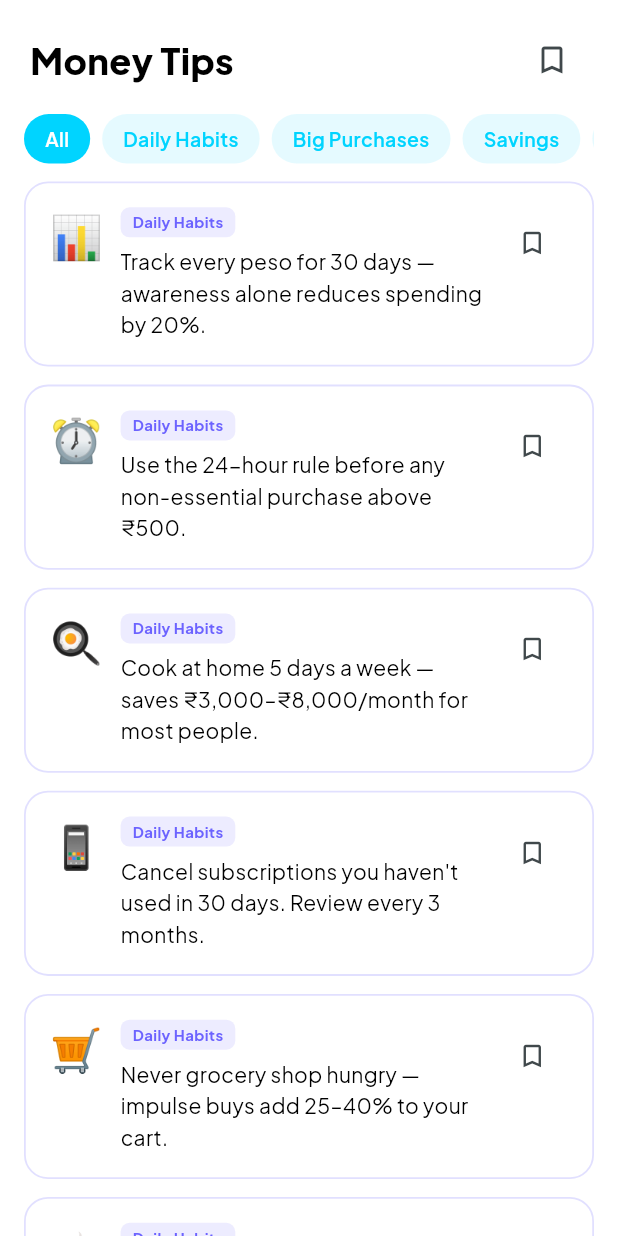
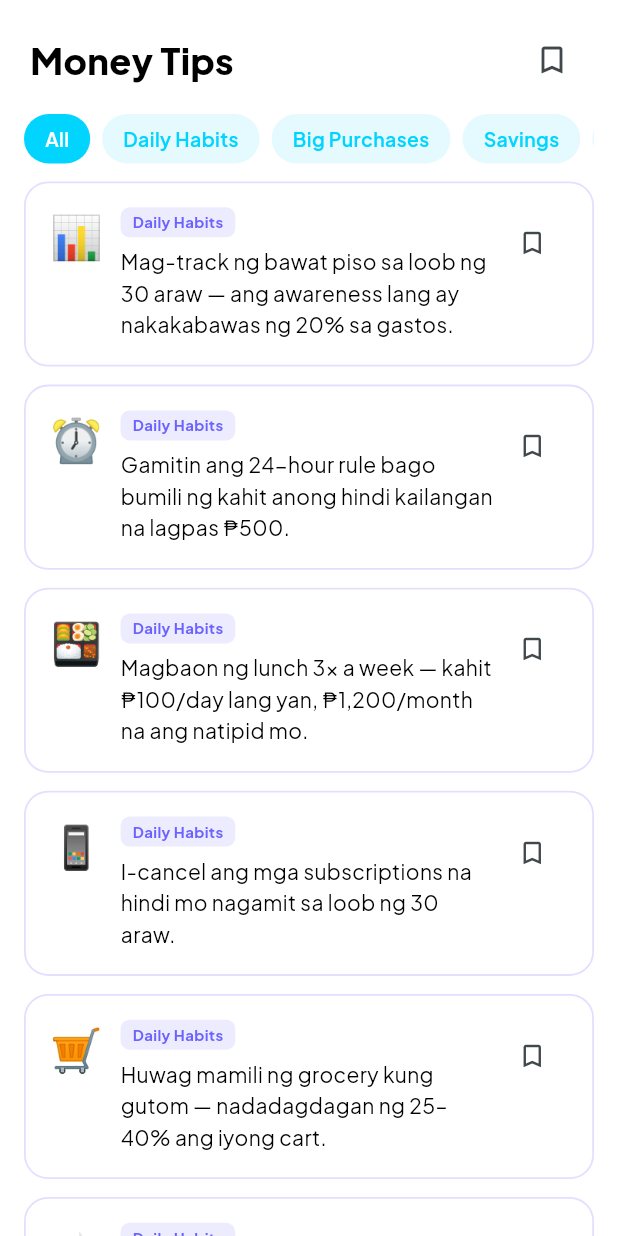
Before and after one commit to kaikoden/tekflow, a Flutter app: the TipsScreen screen opened directly, on a phone screen of 412 x 824 dp. Run offline on Flutter 3.47's test engine with Material 3 defaults, Android fonts, the light colour scheme and no system bars; drawn by our look-alikes of flutter_animate; our stand-ins replace csv, file_picker, fl_chart, flutter_local_notifications, flutter_riverpod, google_fonts and 8 more; missing offline and left inert: excel, flutter_sms_inbox, home_widget; accounts and stored records are empty.

Commit message:
feat/fix: [describe sa imong giusab]

```diff
--- a/lib/features/tips/tips_data.dart
+++ b/lib/features/tips/tips_data.dart
@@ -18,125 +18,111 @@ const List<FinanceTip> allTips = [
   // ── Daily Habits ──────────────────────────────────────────────────────────
   FinanceTip(
     id: '1',
-    text:
-        'Track every peso for 30 days — awareness alone reduces spending by 20%.',
+    text: 'Mag-track ng bawat piso sa loob ng 30 araw — ang awareness lang ay nakakabawas ng 20% sa gastos.',
     category: TipCategory.dailyHabits,
     emoji: '📊',
   ),
   FinanceTip(
     id: '2',
-    text: 'Use the 24-hour rule before any non-essential purchase above ₹500.',
+    text: 'Gamitin ang 24-hour rule bago bumili ng kahit anong hindi kailangan na lagpas ₱500.',
     category: TipCategory.dailyHabits,
     emoji: '⏰',
   ),
   FinanceTip(
     id: '3',
-    text:
-        'Cook at home 5 days a week — saves ₹3,000–₹8,000/month for most people.',
+    text: 'Magbaon ng lunch 3x a week — kahit ₱100/day lang yan, ₱1,200/month na ang natipid mo.',
     category: TipCategory.dailyHabits,
-    emoji: '🍳',
+    emoji: '🍱',
   ),
   FinanceTip(
     id: '4',
-    text:
-        'Cancel subscriptions you haven\'t used in 30 days. Review every 3 months.',
+    text: 'I-cancel ang mga subscriptions na hindi mo nagamit sa loob ng 30 araw.',
     category: TipCategory.dailyHabits,
     emoji: '📱',
   ),
   FinanceTip(
     id: '5',
-    text: 'Never grocery shop hungry — impulse buys add 25–40% to your cart.',
+    text: 'Huwag mamili ng grocery kung gutom — nadadagdagan ng 25–40% ang iyong cart.',
     category: TipCategory.dailyHabits,
     emoji: '🛒',
   ),
   FinanceTip(
     id: '6',
-    text: 'Make coffee at home 4 days a week — saves ₹1,500–₹3,000/month.',
+    text: 'Magkape sa bahay 4x a week — nakakatipid ka ng ₱1,500–₱3,000 kada buwan.',
     category: TipCategory.dailyHabits,
     emoji: '☕',
   ),
   FinanceTip(
     id: '7',
-    text:
-        'Use UPI for all purchases to maintain a digital trail — hidden spending becomes visible.',
+    text: 'Gumamit ng GCash o PayMaya para makita mo ang bawat gastos — visible ang hidden spending.',
     category: TipCategory.dailyHabits,
     emoji: '💳',
   ),
   FinanceTip(
     id: '8',
-    text:
-        'Do a weekly 10-minute money review — catch subscriptions, fees, and leaks early.',
+    text: 'Gumawa ng weekly 10-minute money review — alamin kung saan napupunta ang pera mo.',
     category: TipCategory.dailyHabits,
     emoji: '🔍',
   ),
   FinanceTip(
     id: '9',
-    text: 'Unsubscribe from marketing emails — out of sight, out of cart.',
+    text: 'Mag-unsubscribe sa marketing emails — out of sight, out of mind, out of cart.',
     category: TipCategory.dailyHabits,
     emoji: '📧',
   ),
   FinanceTip(
     id: '10',
-    text:
-        'Pack lunch 3x/week — even ₹100/day saved is ₹1,200/month in your pocket.',
+    text: 'Magluto sa bahay 5x a week — nakakatipid ka ng ₱3,000–₱8,000 kada buwan.',
     category: TipCategory.dailyHabits,
-    emoji: '🍱',
+    emoji: '🍳',
   ),
 
   // ── Big Purchases ─────────────────────────────────────────────────────────
   FinanceTip(
     id: '11',
-    text:
-        'Before any big purchase, ask: "Will I still want this in 90 days?" Most answers are no.',
+    text: 'Bago bumili ng mahal, tanungin ang sarili: "Kailangan ko ba ito sa susunod na 90 araw?" Karamihan ay "hindi".',
     category: TipCategory.bigPurchases,
     emoji: '🤔',
   ),
   FinanceTip(
     id: '12',
-    text:
-        'Buy electronics 2–3 generations behind the latest — 60–70% cheaper, 90% of the function.',
+    text: 'Bumili ng electronics na 2–3 generations behind — 60–70% mas mura, 90% ng function.',
     category: TipCategory.bigPurchases,
     emoji: '📱',
   ),
   FinanceTip(
     id: '13',
-    text:
-        'Never buy a car with more than 15% of your annual income — depreciation is brutal.',
+    text: 'Huwag bumili ng sasakyan na lagpas sa 15% ng annual income mo — mabilis ang depreciation.',
     category: TipCategory.bigPurchases,
     emoji: '🚗',
   ),
   FinanceTip(
     id: '14',
-    text:
-        'Use price-tracking apps (Keepa, PriceHistory) before any online purchase above ₹1,000.',
+    text: 'Gumamit ng price-tracking apps (Shopee, Lazada) bago bumili ng lagpas ₱1,000.',
     category: TipCategory.bigPurchases,
     emoji: '📉',
   ),
   FinanceTip(
     id: '15',
-    text:
-        'Buy refurbished for appliances and electronics — often 30–50% off with full warranty.',
+    text: 'Bumili ng refurbished para sa appliances — 30–50% off na may warranty pa.',
     category: TipCategory.bigPurchases,
     emoji: '🔄',
   ),
   FinanceTip(
     id: '16',
-    text:
-        'Negotiate everything — services, rent, insurance, internet. Asking costs nothing.',
+    text: 'Makipag-negotiate sa lahat — services, rent, insurance, internet. Walang mawawala kung magtanong.',
     category: TipCategory.bigPurchases,
     emoji: '🤝',
   ),
   FinanceTip(
     id: '17',
-    text:
-        'Avoid zero-cost EMI traps — they often inflate product price by 8–15% upfront.',
+    text: 'Iwasan ang "0% interest" na installment — madalas inflated ang presyo ng produkto.',
     category: TipCategory.bigPurchases,
     emoji: '⚠️',
   ),
   FinanceTip(
     id: '18',
-    text:
-        'Compare cost-per-use, not cost. A ₹3,000 item used once costs more than ₹15,000 used daily.',
+    text: 'I-compare ang cost-per-use, hindi ang presyo. ₱3,000 na ginamit isang beses ay mas mahal pa sa ₱15,000 na ginagamit araw-araw.',
     category: TipCategory.bigPurchases,
     emoji: '💡',
   ),
@@ -144,56 +130,49 @@ const List<FinanceTip> allTips = [
   // ── Savings ───────────────────────────────────────────────────────────────
   FinanceTip(
     id: '19',
-    text:
-        'Pay yourself first — automate 20% savings before spending anything else.',
+    text: 'Bayaran mo muna ang sarili mo — mag-automate ng 20% savings bago gumastos.',
     category: TipCategory.savings,
     emoji: '💰',
   ),
   FinanceTip(
     id: '20',
-    text:
-        'Build a 3–6 month emergency fund before any investment. Security is the foundation.',
+    text: 'Mag-ipon ng 3–6 months na emergency fund bago mag-invest. Seguridad ang pundasyon.',
     category: TipCategory.savings,
     emoji: '🛡️',
   ),
   FinanceTip(
     id: '21',
-    text:
-        'The 50-30-20 rule: 50% needs, 30% wants, 20% savings/debt. Adjust to your reality.',
+    text: 'Ang 50-30-20 rule: 50% needs, 30% wants, 20% savings/debt. I-adjust sa iyong sitwasyon.',
     category: TipCategory.savings,
     emoji: '📏',
   ),
   FinanceTip(
     id: '22',
-    text:
-        'Every raise is a chance to increase savings rate, not lifestyle. Try saving 50% of every increment.',
+    text: 'Tuwing may salary increase, subukang i-save ang 50% ng dagdag — huwag agad i-upgrade ang lifestyle.',
     category: TipCategory.savings,
     emoji: '📈',
   ),
   FinanceTip(
     id: '23',
-    text:
-        'Automate savings on salary day — willpower is a finite resource, systems aren\'t.',
+    text: 'I-automate ang savings sa araw ng sweldo — ang willpower ay limitado, ang sistema ay hindi.',
     category: TipCategory.savings,
     emoji: '🤖',
   ),
   FinanceTip(
     id: '24',
-    text:
-        'Keep savings in a separate account with no debit card — friction reduces impulse withdrawals.',
+    text: 'Ilagay ang savings sa ibang account na walang debit card — nakakabawas ng impulse withdrawal.',
     category: TipCategory.savings,
     emoji: '🔒',
   ),
   FinanceTip(
     id: '25',
-    text: 'A savings rate of 10% is survival. 20% is comfort. 40%+ is freedom.',
+    text: 'Ang 10% savings rate ay survival. 20% ay comfort. 40%+ ay kalayaan.',
     category: TipCategory.savings,
     emoji: '🎯',
   ),
   FinanceTip(
     id: '26',
-    text:
-        'Round up every transaction to the nearest ₹100 in your mental accounting — the buffer adds up.',
+    text: 'I-round up ang bawat transaction sa susunod na ₱100 sa iyong mental accounting — ang buffer ay dumadagdag.',
     category: TipCategory.savings,
     emoji: '⬆️',
   ),
@@ -201,63 +180,55 @@ const List<FinanceTip> allTips = [
   // ── Investments ───────────────────────────────────────────────────────────
   FinanceTip(
     id: '27',
-    text:
-        'Time in the market beats timing the market — 95% of investors who try to time it lose.',
+    text: 'Mas mahalaga ang oras sa merkado kaysa sa pag-timing ng merkado — 95% ng mga nagte-timing ay natatalo.',
     category: TipCategory.investments,
     emoji: '⏳',
   ),
   FinanceTip(
     id: '28',
-    text:
-        'Start a SIP of even ₹500/month — compounding over 20 years is more powerful than any "hot tip".',
+    text: 'Magsimula ng SIP kahit ₱500/month — ang compounding sa loob ng 20 taon ay mas malakas kaysa sa "hot tip".',
     category: TipCategory.investments,
     emoji: '🌱',
   ),
   FinanceTip(
     id: '29',
-    text:
-        'Index funds outperform 80% of actively managed funds over 10+ years. Keep it simple.',
+    text: 'Ang index funds ay mas mahusay kaysa sa 80% ng actively managed funds sa loob ng 10+ taon. Panatilihing simple.',
     category: TipCategory.investments,
     emoji: '📊',
   ),
   FinanceTip(
     id: '30',
-    text:
-        'Invest in yourself first — skills that increase your income have the highest ROI.',
+    text: 'Mag-invest sa sarili mo muna — ang skills na nagpapataas ng income ay may pinakamataas na ROI.',
     category: TipCategory.investments,
     emoji: '🎓',
   ),
   FinanceTip(
     id: '31',
-    text: 'Max out ELSS to save tax under 80C — free ₹1.5L deduction per year.',
+    text: 'I-maximize ang Pag-IBIG MP2 — mas mataas ang dividend kaysa sa regular na savings account.',
     category: TipCategory.investments,
     emoji: '🏛️',
   ),
   FinanceTip(
     id: '32',
-    text:
-        'Never put more than 5% of your portfolio in a single stock. Diversification is free insurance.',
+    text: 'Huwag ilagay ang higit sa 5% ng portfolio mo sa iisang stock. Diversification ay libreng insurance.',
     category: TipCategory.investments,
     emoji: '🧺',
   ),
   FinanceTip(
     id: '33',
-    text:
-        'Rebalance your portfolio once a year — not every market dip. Noise vs signal.',
+    text: 'I-rebalance ang portfolio mo isang beses sa isang taon — huwag sa bawat market dip.',
     category: TipCategory.investments,
     emoji: '⚖️',
   ),
   FinanceTip(
     id: '34',
-    text:
-        'Emergency fund in liquid FD or liquid mutual fund — not savings account, not equities.',
+    text: 'Ang emergency fund ay ilagay sa digital banks (SeaBank, Maya, CIMB) na may mataas na interest, hindi sa savings account o equities.',
     category: TipCategory.investments,
     emoji: '💧',
   ),
   FinanceTip(
     id: '35',
-    text:
-        'Real estate is not liquid — don\'t count your home as an investment unless you plan to sell.',
+    text: 'Ang real estate ay hindi liquid — huwag bilangin ang bahay mo bilang investment kung hindi mo naman ito ibebenta.',
     category: TipCategory.investments,
     emoji: '🏠',
   ),
@@ -265,106 +236,91 @@ const List<FinanceTip> allTips = [
   // ── Mindset ───────────────────────────────────────────────────────────────
   FinanceTip(
     id: '36',
-    text:
-        'Wealth is not income, it\'s what you keep. A ₹1L/month spender is poorer than a ₹50K/month saver.',
+    text: 'Ang yaman ay hindi income, ito ay kung ano ang naiiwan sa iyo. Ang ₱100K/month na gumagastos ay mas mahirap kaysa sa ₱50K/month na nag-iipon.',
     category: TipCategory.mindset,
     emoji: '🧠',
   ),
   FinanceTip(
     id: '37',
-    text:
-        'Lifestyle inflation is the silent killer — every upgrade costs you years of freedom.',
+    text: 'Ang lifestyle inflation ay ang silent killer — ang bawat upgrade ay nagkakahalaga sa iyo ng taon ng kalayaan.',
     category: TipCategory.mindset,
     emoji: '🚀',
   ),
   FinanceTip(
     id: '38',
-    text:
-        'Comparing your finances to others is toxic — everyone\'s starting line is different.',
+    text: 'Ang pag-compare ng sarili sa iba ay nakakalason — iba-iba ang starting line ng bawat isa.',
     category: TipCategory.mindset,
     emoji: '🎭',
   ),
   FinanceTip(
     id: '39',
-    text:
-        'Frugality isn\'t deprivation — it\'s choosing what truly matters to you.',
+    text: 'Ang pagiging matipid ay hindi deprivation — ito ay pagpili sa kung ano ang tunay na mahalaga sa iyo.',
     category: TipCategory.mindset,
     emoji: '🎯',
   ),
   FinanceTip(
     id: '40',
-    text:
-        'Financial freedom is buying time, not things. Time is the only non-renewable resource.',
+    text: 'Ang financial freedom ay pagbili ng oras, hindi ng mga bagay. Ang oras ay ang tanging non-renewable resource.',
     category: TipCategory.mindset,
     emoji: '⏰',
   ),
   FinanceTip(
     id: '41',
-    text:
-        'Small consistent actions compound more than big sporadic ones. ₹100/day > ₹3,000 once a month.',
+    text: 'Ang maliliit na consistent actions ay mas malakas kaysa sa malalaking sporadic actions. ₱100/araw > ₱3,000 isang beses sa isang buwan.',
     category: TipCategory.mindset,
     emoji: '🔁',
   ),
   FinanceTip(
     id: '42',
-    text:
-        'Know the difference between an asset (puts money in your pocket) and a liability (takes money out).',
+    text: 'Alamin ang pagkakaiba ng asset (nagdadala ng pera sa iyo) at liability (kumukuha ng pera sa iyo).',
     category: TipCategory.mindset,
     emoji: '📚',
   ),
   FinanceTip(
     id: '43',
-    text:
-        'The best financial decision you can make is staying healthy — medical costs can wipe savings fast.',
+    text: 'Ang pinakamahusay na financial decision ay ang manatiling malusog — ang medical costs ay kayang magpawi ng savings.',
     category: TipCategory.mindset,
     emoji: '❤️',
   ),
   FinanceTip(
     id: '44',
-    text:
-        'Your network affects your net worth — surround yourself with financially disciplined people.',
+    text: 'Ang iyong network ay nakakaapekto sa iyong net worth — palibutan ang sarili ng mga taong financially disciplined.',
     category: TipCategory.mindset,
     emoji: '🤝',
   ),
   FinanceTip(
     id: '45',
-    text:
-        'A budget isn\'t a restriction — it\'s permission to spend guilt-free on what you\'ve prioritized.',
+    text: 'Ang budget ay hindi restriction — ito ay permission na gumastos ng walang guilt sa mga na-prioritize mo.',
     category: TipCategory.mindset,
     emoji: '✅',
   ),
   FinanceTip(
     id: '46',
-    text:
-        'The secret to getting rich is boring: spend less than you earn, invest the difference, repeat.',
+    text: 'Ang sikreto sa pagyaman ay boring: gumastos ng mas mababa sa kinikita, i-invest ang difference, ulitin.',
     category: TipCategory.mindset,
     emoji: '🔑',
   ),
   FinanceTip(
     id: '47',
-    text:
-        'Every financial mistake is tuition — analyze it, learn, move on. Guilt costs you twice.',
+    text: 'Ang bawat financial mistake ay tuition — pag-aralan, matuto, magpatuloy. Ang guilt ay mas mahal.',
     category: TipCategory.mindset,
     emoji: '🎓',
   ),
   FinanceTip(
     id: '48',
-    text:
-        'FOMO investing — buying because everyone else is — is how most retail investors lose money.',
+    text: 'Ang FOMO investing — bumili dahil lahat ay bumibili — ay kung paano natatalo ang karamihan ng retail investors.',
     category: TipCategory.mindset,
     emoji: '😰',
   ),
   FinanceTip(
     id: '49',
-    text:
-        'Read one personal finance book a year — knowledge compounds exactly like money does.',
+    text: 'Magbasa ng isang personal finance book sa isang taon — ang knowledge ay nagco-compound tulad ng pera.',
     category: TipCategory.mindset,
     emoji: '📖',
   ),
   FinanceTip(
     id: '50',
-    text:
-        'True luxury is waking up without financial anxiety — not owning the most expensive things.',
+    text: 'Ang tunay na luxury ay ang gumising ng walang financial anxiety — hindi ang pagmamay-ari ng pinakamahal na bagay.',
     category: TipCategory.mindset,
     emoji: '🌅',
   ),
```
Also changed, not shown: lib/features/dashboard/dashboard_screen.dart (+70 -65 lines), lib/features/transactions/add_transaction_screen.dart (+8 -2 lines), 1 other file.
